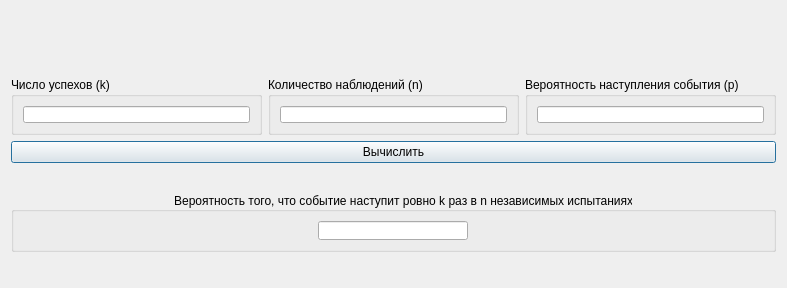
Qt form Popelov_Kuznetsov_bernulli/calculator.ui (Alivexx/bernulli) before a commit.
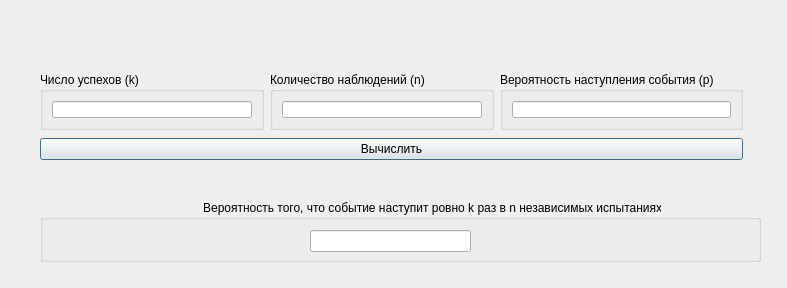
The same form after that commit. Icons and pictures are not drawn.

What changed in the file:
```diff
--- a/Popelov_Kuznetsov_bernulli/calculator.ui
+++ b/Popelov_Kuznetsov_bernulli/calculator.ui
@@ -25,27 +25,15 @@
   <property name="windowTitle">
    <string>Калькулятор</string>
   </property>
-  <layout class="QVBoxLayout" name="verticalLayout_3">
-   <item>
-    <widget class="QLabel" name="label">
-     <property name="sizePolicy">
-      <sizepolicy hsizetype="Preferred" vsizetype="Fixed">
-       <horstretch>0</horstretch>
-       <verstretch>0</verstretch>
-      </sizepolicy>
-     </property>
-     <property name="text">
-      <string/>
-     </property>
-     <property name="pixmap">
-      <pixmap resource="resource.qrc">:/rec/img/form.png</pixmap>
-     </property>
-     <property name="alignment">
-      <set>Qt::AlignCenter</set>
-     </property>
-    </widget>
-   </item>
-   <item>
+  <widget class="QWidget" name="verticalLayoutWidget">
+   <property name="geometry">
+    <rect>
+     <x>40</x>
+     <y>70</y>
+     <width>703</width>
+     <height>93</height>
+    </rect>
+   </property>
     <layout class="QVBoxLayout" name="verticalLayout_5">
      <item>
       <layout class="QHBoxLayout" name="horizontalLayout_2">
@@ -176,57 +164,49 @@
       </widget>
      </item>
     </layout>
-   </item>
-   <item>
+  </widget>
+  <widget class="QLabel" name="label">
+   <property name="geometry">
+    <rect>
+     <x>290</x>
+     <y>20</y>
+     <width>231</width>
+     <height>41</height>
+    </rect>
+   </property>
+   <property name="text">
+    <string/>
+   </property>
+   <property name="pixmap">
+    <pixmap resource="resource.qrc">:/rec/img/form.png</pixmap>
+   </property>
+  </widget>
     <widget class="QGroupBox" name="groupBox_4">
-     <property name="sizePolicy">
-      <sizepolicy hsizetype="Preferred" vsizetype="Maximum">
-       <horstretch>0</horstretch>
-       <verstretch>0</verstretch>
-      </sizepolicy>
-     </property>
-     <property name="maximumSize">
-      <size>
-       <width>16777215</width>
-       <height>60</height>
-      </size>
+   <property name="geometry">
+    <rect>
+     <x>40</x>
+     <y>200</y>
+     <width>721</width>
+     <height>62</height>
+    </rect>
      </property>
      <property name="title">
       <string>                                                 Вероятность того, что событие наступит ровно k раз в n независимых испытаниях</string>
      </property>
-     <property name="alignment">
-      <set>Qt::AlignLeading|Qt::AlignLeft|Qt::AlignVCenter</set>
-     </property>
-     <layout class="QHBoxLayout" name="horizontalLayout_3">
-      <item>
-       <widget class="QLineEdit" name="ansField">
-        <property name="sizePolicy">
-         <sizepolicy hsizetype="Preferred" vsizetype="Fixed">
-          <horstretch>0</horstretch>
-          <verstretch>0</verstretch>
-         </sizepolicy>
-        </property>
-        <property name="maximumSize">
-         <size>
-          <width>150</width>
-          <height>16777215</height>
-         </size>
-        </property>
-        <property name="alignment">
-         <set>Qt::AlignCenter</set>
+   <widget class="QLineEdit" name="answerField">
+    <property name="geometry">
+     <rect>
+      <x>270</x>
+      <y>30</y>
+      <width>161</width>
+      <height>22</height>
+     </rect>
         </property>
         <property name="readOnly">
          <bool>true</bool>
         </property>
-        <property name="clearButtonEnabled">
-         <bool>false</bool>
-        </property>
-       </widget>
-      </item>
-     </layout>
-    </widget>
-   </item>
-  </layout>
+   </widget>
+  </widget>
  </widget>
  <resources>
   <include location="resource.qrc"/>
```
Lines whose indentation alone changed are shown as unchanged.
